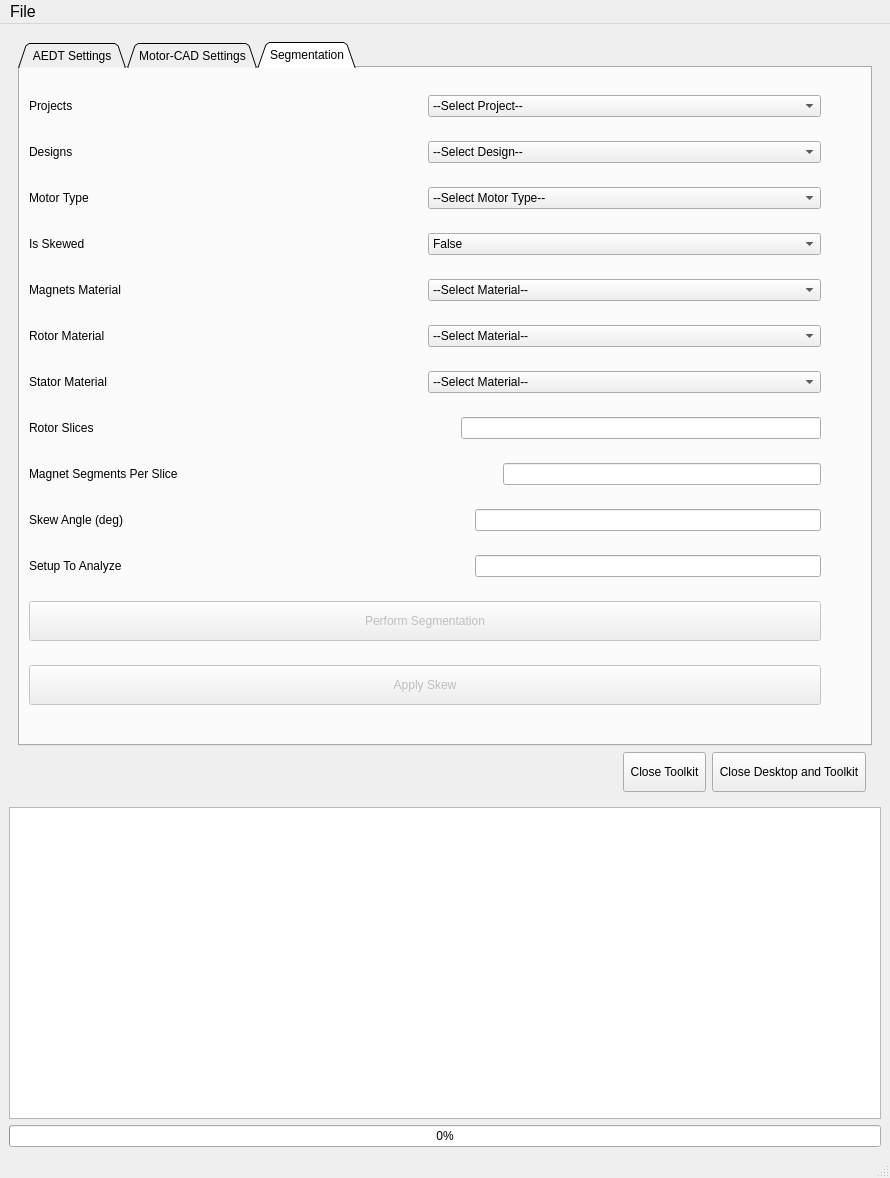
Above: src/ansys/aedt/toolkits/motor/ui/common/toolkit.ui from ansys/magnet-segmentation-toolkit before the change. Below: the same form after it.
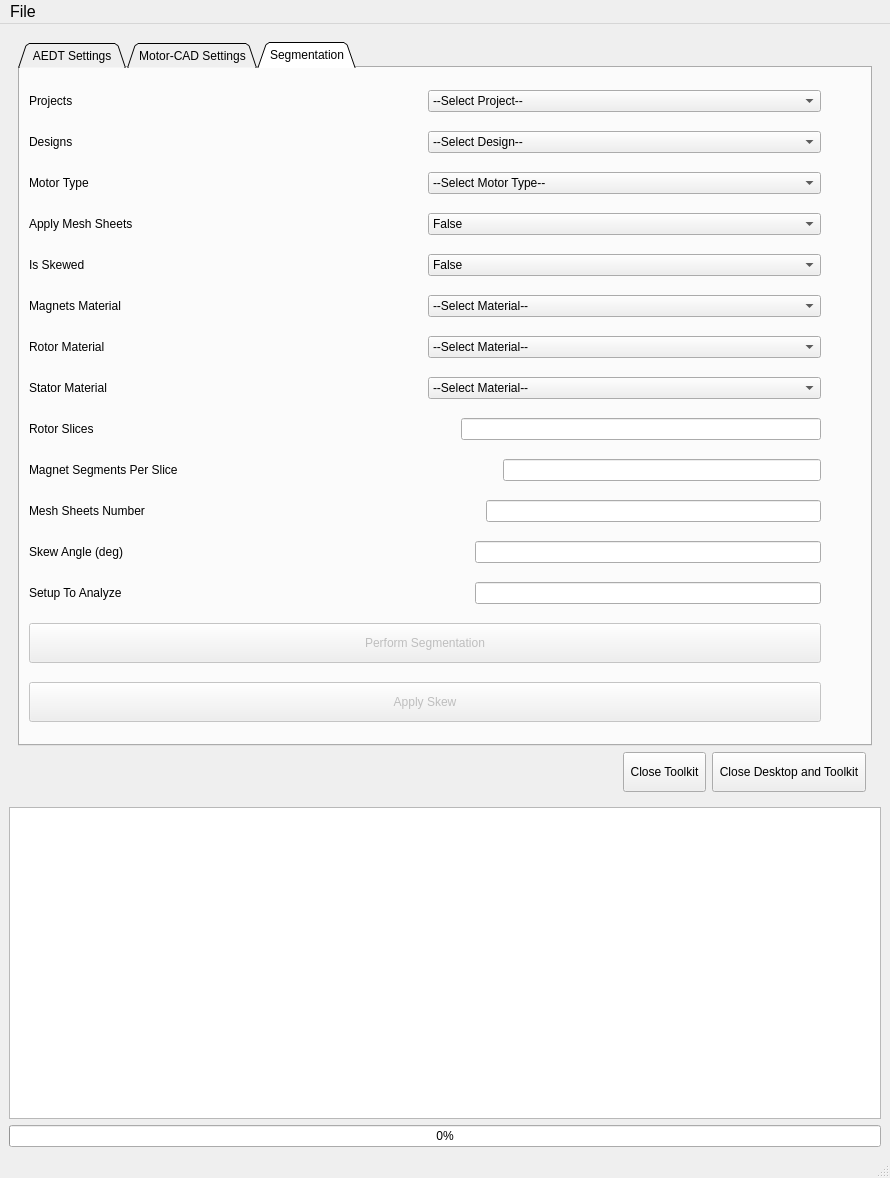
That is the form after the change. The open tabs and pages were chosen to show the change.

Commit message: apply mesh sheets implementation

The edit to the form file:
```diff
--- a/src/ansys/aedt/toolkits/motor/ui/common/toolkit.ui
+++ b/src/ansys/aedt/toolkits/motor/ui/common/toolkit.ui
@@ -1013,6 +1013,31 @@
                </item>
               </layout>
              </item>
+             <item>
+              <layout class="QHBoxLayout" name="horizontalLayout_32">
+               <item>
+                <widget class="QLabel" name="label_19">
+                 <property name="text">
+                  <string>Apply Mesh Sheets</string>
+                 </property>
+                </widget>
+               </item>
+               <item>
+                <widget class="QComboBox" name="apply_mesh_sheets">
+                 <item>
+                  <property name="text">
+                   <string>False</string>
+                  </property>
+                 </item>
+                 <item>
+                  <property name="text">
+                   <string>True</string>
+                  </property>
+                 </item>
+                </widget>
+               </item>
+              </layout>
+             </item>
              <item>
               <layout class="QHBoxLayout" name="horizontalLayout_4">
                <item>
@@ -1152,6 +1177,33 @@
                </item>
               </layout>
              </item>
+             <item>
+              <layout class="QHBoxLayout" name="horizontalLayout_33">
+               <item>
+                <widget class="QLabel" name="label_20">
+                 <property name="text">
+                  <string>Mesh Sheets Number</string>
+                 </property>
+                </widget>
+               </item>
+               <item>
+                <spacer name="horizontalSpacer_3">
+                 <property name="orientation">
+                  <enum>Qt::Horizontal</enum>
+                 </property>
+                 <property name="sizeHint" stdset="0">
+                  <size>
+                   <width>40</width>
+                   <height>20</height>
+                  </size>
+                 </property>
+                </spacer>
+               </item>
+               <item>
+                <widget class="QLineEdit" name="mesh_sheets_number"/>
+               </item>
+              </layout>
+             </item>
              <item>
               <layout class="QHBoxLayout" name="horizontalLayout_23">
                <item>
```
Left out of the diff: 2 changed lines with no effect on the pictures. The commit also changes 4 other files.
